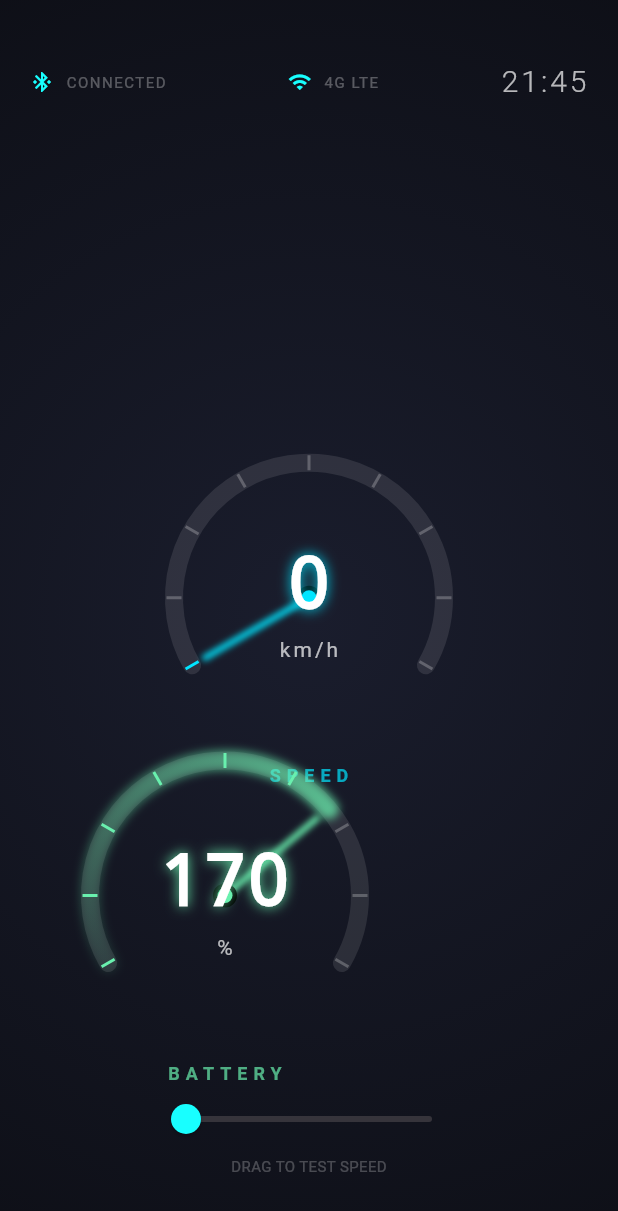
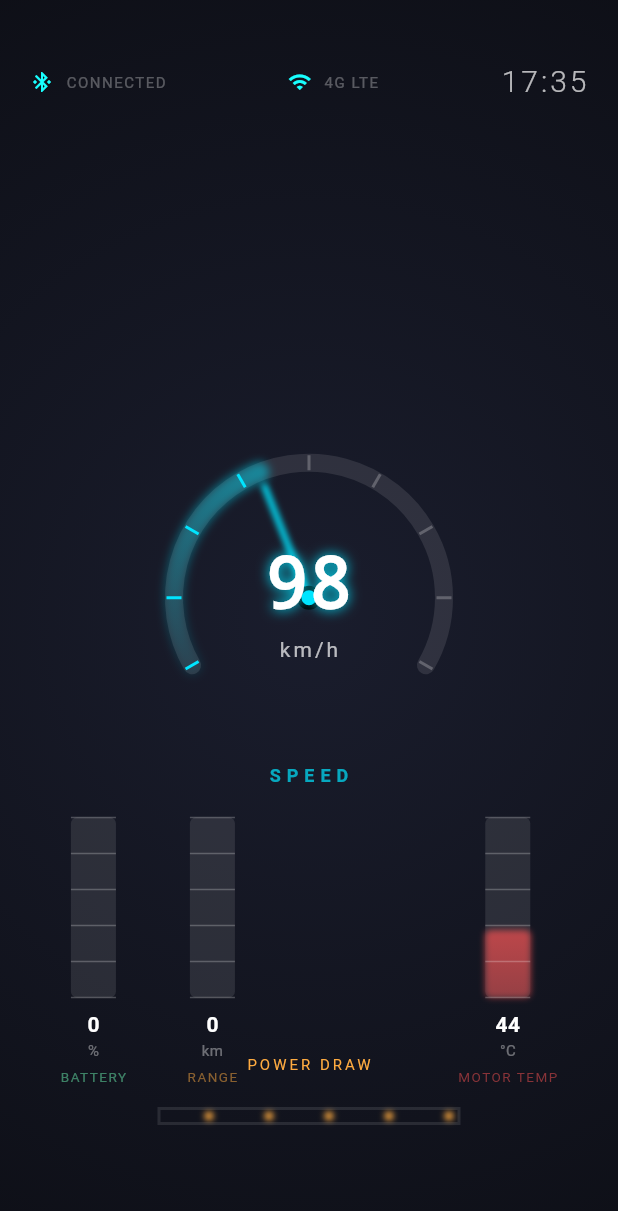
Before and after one commit to evatechnosoft/car_dash, a Flutter app: the screen it shows after launch, on a phone screen of 412 x 824 dp. Shown: the top 1211 px of the screen. Run offline on Flutter 3.47's test engine with Material 3 defaults, Android fonts, the phone set to English and light mode, and no system bars.

Commit message:
feat: Range, Temp, Power Flow gauges and mock data simulation

```diff
--- a/lib/main.dart
+++ b/lib/main.dart
@@ -1,6 +1,9 @@
 import 'package:flutter/material.dart';
 import 'presentation/widgets/futuristic_gauge.dart';
 import 'presentation/widgets/dynamic_background.dart';
+import 'presentation/widgets/vertical_info_bar.dart';
+import 'presentation/widgets/power_flow_monitor.dart';
+import 'presentation/controllers/dashboard_controller.dart';
 
 void main() {
   runApp(const CarDashApp());
@@ -32,13 +35,23 @@ class DashboardScreen extends StatefulWidget {
 }
 
 class _DashboardScreenState extends State<DashboardScreen> {
-  double _speed = 0;
-  final double _battery = 85;
+  final DashboardController _controller = DashboardController();
+
+  @override
+  void dispose() {
+    _controller.dispose();
+    super.dispose();
+  }
 
   @override
   Widget build(BuildContext context) {
     return Scaffold(
-      body: Container(
+      body: ListenableBuilder(
+        listenable: _controller,
+        builder: (context, _) {
+          final data = _controller.data;
+
+          return Container(
             decoration: const BoxDecoration(
               gradient: RadialGradient(
                 center: Alignment.center,
@@ -51,7 +64,7 @@ class _DashboardScreenState extends State<DashboardScreen> {
                 // Dynamic Background Layer
                 Positioned.fill(
                   child: DynamicBackground(
-                speed: _speed,
+                    speed: data.speed,
                     accentColor: Colors.cyanAccent,
                   ),
                 ),
@@ -66,8 +79,8 @@ class _DashboardScreenState extends State<DashboardScreen> {
                     children: [
                       _statusIcon(Icons.bluetooth_connected, "CONNECTED"),
                       _statusIcon(Icons.wifi, "4G LTE"),
-                  Text(
-                    "21:45",
+                      const Text(
+                        "17:35",
                         style: TextStyle(
                           color: Colors.white70,
                           fontSize: 20,
@@ -82,48 +95,77 @@ class _DashboardScreenState extends State<DashboardScreen> {
                 // Main Gauge Center
                 Center(
                   child: FuturisticGauge(
-                value: _speed,
+                    value: data.speed,
                     label: "SPEED",
                     unit: "km/h",
                     accentColor: const Color(0xFF00E5FF),
                   ),
                 ),
 
-            // Secondary Gauges
+                // Left Sidebar: Battery & Range
                 Positioned(
+                  left: 40,
                   bottom: 100,
-              left: 50,
-              child: FuturisticGauge(
-                value: _battery * 2, // Scale for display
+                  child: Row(
+                    crossAxisAlignment: CrossAxisAlignment.end,
+                    children: [
+                      VerticalInfoBar(
+                        value: data.soc,
                         label: "BATTERY",
                         unit: "%",
                         accentColor: Colors.greenAccent,
                       ),
-            ),
-
-            // Control Slider (Testing)
-            Positioned(
-              bottom: 40,
-              left: 100,
-              right: 100,
-              child: Column(
-                children: [
-                  Slider(
-                    value: _speed,
-                    min: 0,
-                    max: 240,
-                    onChanged: (val) => setState(() => _speed = val),
-                    activeColor: Colors.cyanAccent,
-                  ),
-                  const Text(
-                    "DRAG TO TEST SPEED",
-                    style: TextStyle(color: Colors.white24, fontSize: 10),
+                      const SizedBox(width: 40),
+                      VerticalInfoBar(
+                        value: data.range,
+                        max: 500,
+                        label: "RANGE",
+                        unit: "km",
+                        accentColor: Colors.orangeAccent,
                       ),
                     ],
                   ),
                 ),
+
+                // Right Sidebar: Motor Temp
+                Positioned(
+                  right: 40,
+                  bottom: 100,
+                  child: VerticalInfoBar(
+                    value: data.motorTemp,
+                    max: 120,
+                    label: "MOTOR TEMP",
+                    unit: "°C",
+                    accentColor: Colors.redAccent,
+                  ),
+                ),
+
+                // Bottom: Power Flow
+                Positioned(
+                  bottom: 60,
+                  left: 0,
+                  right: 0,
+                  child: Center(
+                    child: Column(
+                      children: [
+                        Text(
+                          data.powerFlow > 0 ? "POWER DRAW" : "REGENERATION",
+                          style: TextStyle(
+                            color: data.powerFlow > 0 ? Colors.orangeAccent : Colors.greenAccent,
+                            fontSize: 10,
+                            letterSpacing: 2,
+                          ),
+                        ),
+                        const SizedBox(height: 8),
+                        PowerFlowMonitor(power: data.powerFlow),
                       ],
                     ),
+                  ),
+                ),
+              ],
+            ),
+          );
+        },
       ),
     );
   }
--- /dev/null
+++ b/lib/presentation/controllers/dashboard_controller.dart
@@ -0,0 +1,80 @@
+import 'dart:async';
+import 'dart:math';
+import 'package:flutter/foundation.dart';
+
+class DashboardData {
+  final double speed;
+  final double soc;
+  final double range;
+  final double motorTemp;
+  final double powerFlow;
+
+  DashboardData({
+    required this.speed,
+    required this.soc,
+    required this.range,
+    required this.motorTemp,
+    required this.powerFlow,
+  });
+}
+
+class DashboardController extends ChangeNotifier {
+  Timer? _simulationTimer;
+  DashboardData _currentData = DashboardData(
+    speed: 0,
+    soc: 85,
+    range: 420,
+    motorTemp: 35,
+    powerFlow: 0,
+  );
+
+  DashboardData get data => _currentData;
+
+  DashboardController() {
+    startSimulation();
+  }
+
+  void startSimulation() {
+    _simulationTimer?.cancel();
+    _simulationTimer = Timer.periodic(const Duration(milliseconds: 50), (timer) {
+      _simulate();
+    });
+  }
+
+  void _simulate() {
+    final t = DateTime.now().millisecondsSinceEpoch / 1000.0;
+
+    // Smoothly varying mock speed (Sine wave with noise)
+    final baseSpeed = 80 + 40 * sin(t * 0.5);
+    final speed = (baseSpeed + Random().nextDouble() * 2).clamp(0.0, 240.0);
+
+    // SOC slowly decreases (Simulation)
+    final soc = (85 - (t / 100)).clamp(0.0, 100.0);
+
+    // Range maps to SOC
+    final range = soc * 5.2;
+
+    // Motor temp rises with speed
+    final motorTemp = 35 + (speed / 10.0) + (Random().nextDouble() * 1.5);
+
+    // Power Flow (Negative for regen, Positive for draw)
+    // Draw increases with speed acceleration
+    final powerFlow = 50 * cos(t * 0.5) + (Random().nextDouble() - 0.5) * 10;
+
+    _currentData = DashboardData(
+      speed: speed,
+      soc: soc,
+      range: range,
+      motorTemp: motorTemp,
+      powerFlow: powerFlow,
+    );
+
+    notifyListeners();
+  }
+
+  @override
+  void dispose() {
+    _simulationTimer?.cancel();
+    super.dispose();
+  }
+}
--- /dev/null
+++ b/lib/presentation/painters/power_flow_painter.dart
@@ -0,0 +1,44 @@
+import 'dart:math';
+import 'package:flutter/material.dart';
+
+class PowerFlowPainter extends CustomPainter {
+  final double power; // Negative for regen, positive for draw
+  final double animationValue;
+
+  PowerFlowPainter({
+    required this.power,
+    required this.animationValue,
+  });
+
+  @override
+  void paint(Canvas canvas, Size size) {
+    final center = Offset(size.width / 2, size.height / 2);
+    final paint = Paint()
+      ..color = Colors.white10
+      ..style = PaintingStyle.stroke
+      ..strokeWidth = 2;
+
+    // Draw flow path
+    canvas.drawRect(Rect.fromLTWH(0, size.height / 2 - 5, size.width, 10), paint);
+
+    // Flow particles
+    final flowPaint = Paint()
+      ..color = power > 0 ? Colors.orangeAccent : Colors.greenAccent
+      ..strokeWidth = 4
+      ..strokeCap = StrokeCap.round
+      ..maskFilter = const MaskFilter.blur(BlurStyle.normal, 2);
+
+    final direction = power > 0 ? 1 : -1;
+    final speed = (power.abs() / 100).clamp(0.1, 1.0);
+
+    for (int i = 0; i < 5; i++) {
+      final offset = (animationValue * speed + (i / 5)) % 1.0;
+      final x = direction > 0 ? offset * size.width : (1 - offset) * size.width;
+
+      canvas.drawCircle(Offset(x, size.height / 2), 3, flowPaint);
+    }
+  }
+
+  @override
+  bool shouldRepaint(covariant PowerFlowPainter oldDelegate) => true;
+}
--- /dev/null
+++ b/lib/presentation/painters/vertical_bar_gauge_painter.dart
@@ -0,0 +1,55 @@
+import 'package:flutter/material.dart';
+
+class VerticalBarGaugePainter extends CustomPainter {
+  final double value;
+  final double min;
+  final double max;
+  final Color accentColor;
+  final String label;
+
+  VerticalBarGaugePainter({
+    required this.value,
+    this.min = 0,
+    this.max = 100,
+    this.accentColor = Colors.cyanAccent,
+    required this.label,
+  });
+
+  @override
+  void paint(Canvas canvas, Size size) {
+    final paint = Paint()
+      ..color = Colors.white10
+      ..style = PaintingStyle.fill;
+
+    // Background bar
+    final rect = Rect.fromLTWH(0, 0, size.width, size.height);
+    canvas.drawRRect(RRect.fromRectAndRadius(rect, const Radius.circular(4)), paint);
+
+    // Fill bar
+    final fillHeight = (value - min) / (max - min) * size.height;
+    final fillRect = Rect.fromLTWH(0, size.height - fillHeight, size.width, fillHeight);
+
+    final fillPaint = Paint()
+      ..shader = LinearGradient(
+        begin: Alignment.bottomCenter,
+        end: Alignment.topCenter,
+        colors: [accentColor.withOpacity(0.5), accentColor],
+      ).createShader(rect)
+      ..maskFilter = const MaskFilter.blur(BlurStyle.normal, 2);
+
+    canvas.drawRRect(RRect.fromRectAndRadius(fillRect, const Radius.circular(4)), fillPaint);
+
+    // Scale ticks
+    final tickPaint = Paint()
+      ..color = Colors.white24
+      ..strokeWidth = 1;
+
+    for (int i = 0; i <= 5; i++) {
+      final y = size.height - (i / 5 * size.height);
+      canvas.drawLine(Offset(0, y), Offset(size.width, y), tickPaint);
+    }
+  }
+
+  @override
+  bool shouldRepaint(covariant VerticalBarGaugePainter oldDelegate) => oldDelegate.value != value;
+}
--- /dev/null
+++ b/lib/presentation/widgets/power_flow_monitor.dart
@@ -0,0 +1,43 @@
+import 'package:flutter/material.dart';
+import '../painters/power_flow_painter.dart';
+
+class PowerFlowMonitor extends StatefulWidget {
+  final double power;
+
+  const PowerFlowMonitor({super.key, required this.power});
+
+  @override
+  State<PowerFlowMonitor> createState() => _PowerFlowMonitorState();
+}
+
+class _PowerFlowMonitorState extends State<PowerFlowMonitor> with SingleTickerProviderStateMixin {
+  late AnimationController _controller;
+
+  @override
+  void initState() {
+    super.initState();
+    _controller = AnimationController(vsync: this, duration: const Duration(seconds: 2))..repeat();
+  }
+
+  @override
+  void dispose() {
+    _controller.dispose();
+    super.dispose();
+  }
+
+  @override
+  Widget build(BuildContext context) {
+    return AnimatedBuilder(
+      animation: _controller,
+      builder: (context, child) {
+        return CustomPaint(
+          size: const Size(200, 40),
+          painter: PowerFlowPainter(
+            power: widget.power,
+            animationValue: _controller.value,
+          ),
+        );
+      },
+    );
+  }
+}
--- /dev/null
+++ b/lib/presentation/widgets/vertical_info_bar.dart
@@ -0,0 +1,53 @@
+import 'package:flutter/material.dart';
+import '../painters/vertical_bar_gauge_painter.dart';
+
+class VerticalInfoBar extends StatelessWidget {
+  final double value;
+  final double max;
+  final String label;
+  final String unit;
+  final Color accentColor;
+
+  const VerticalInfoBar({
+    super.key,
+    required this.value,
+    this.max = 100,
+    required this.label,
+    required this.unit,
+    this.accentColor = Colors.cyanAccent,
+  });
+
+  @override
+  Widget build(BuildContext context) {
+    return Column(
+      children: [
+        SizedBox(
+          width: 30,
+          height: 120,
+          child: CustomPaint(
+            painter: VerticalBarGaugePainter(
+              value: value,
+              max: max,
+              label: label,
+              accentColor: accentColor,
+            ),
+          ),
+        ),
+        const SizedBox(height: 8),
+        Text(
+          "${value.toInt()}",
+          style: const TextStyle(color: Colors.white, fontWeight: FontWeight.bold),
+        ),
+        Text(
+          unit,
+          style: const TextStyle(color: Colors.white38, fontSize: 10),
+        ),
+        const SizedBox(height: 4),
+        Text(
+          label,
+          style: TextStyle(color: accentColor.withOpacity(0.5), fontSize: 9, letterSpacing: 1),
+        ),
+      ],
+    );
+  }
+}
```
Lines whose indentation alone changed are shown as unchanged.
